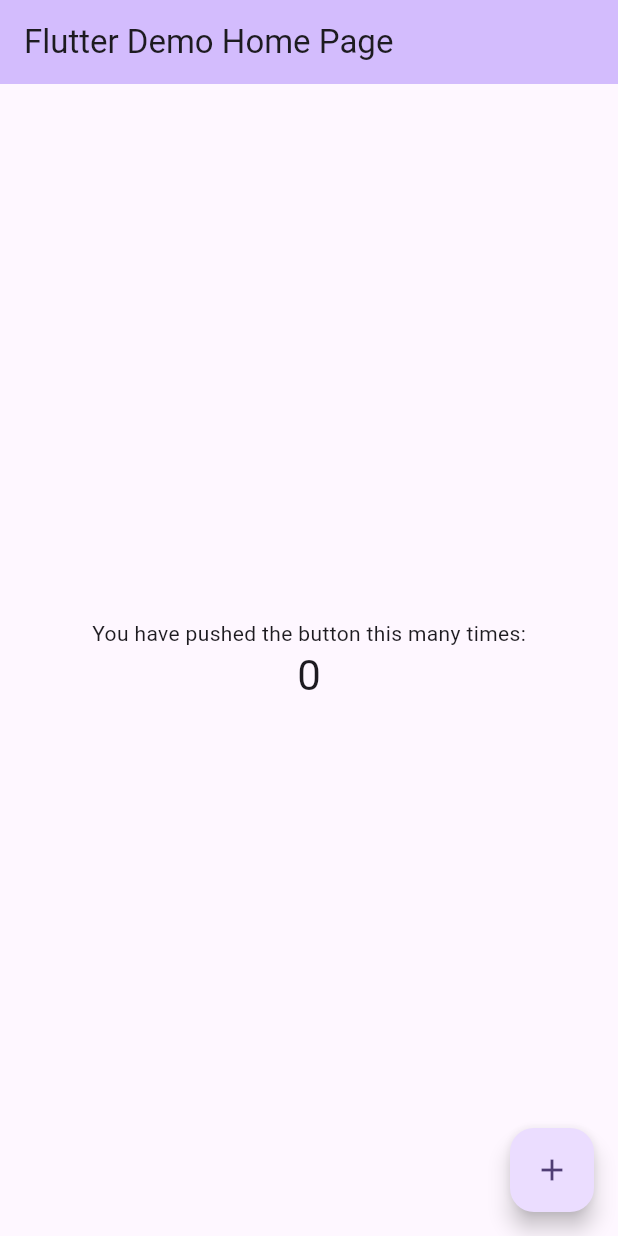
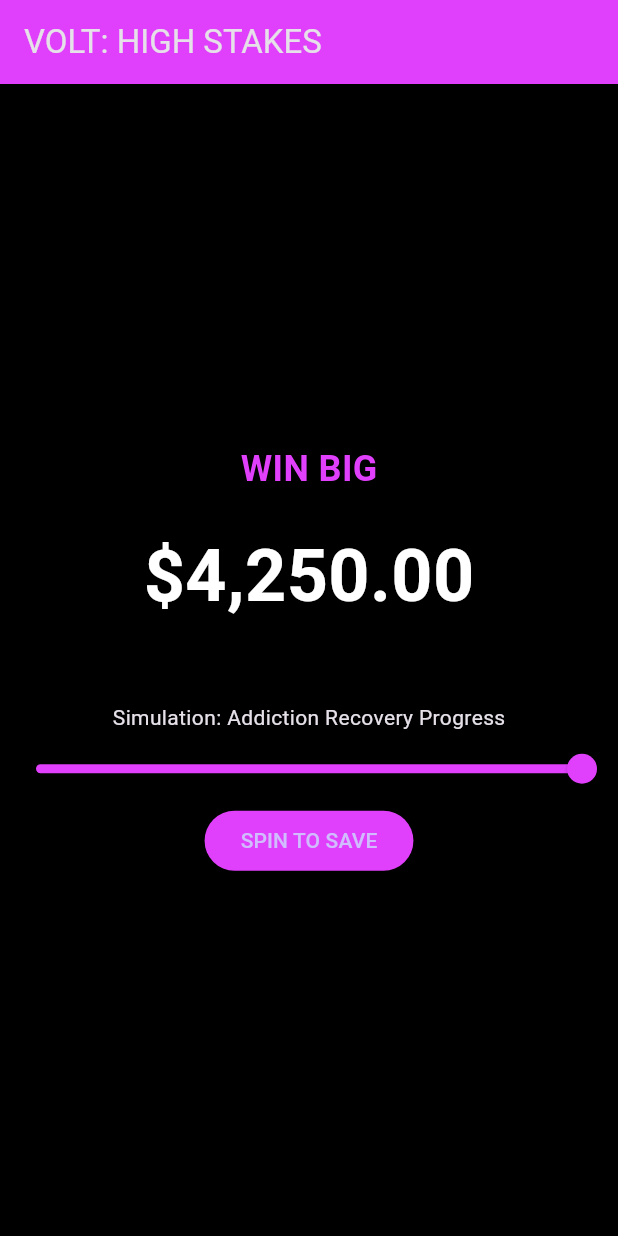
Before and after one commit to Nikash-S/Rainsave, a Flutter app: the screen it shows after launch, on a phone screen of 412 x 824 dp. Run offline on Flutter 3.47's test engine with Material 3 defaults, Android fonts, the phone set to English and light mode, and no system bars.

Commit message:
ui: Basic home page UI related to theme

```diff
--- a/rainsave/lib/main.dart
+++ b/rainsave/lib/main.dart
@@ -1,121 +1,75 @@
 import 'package:flutter/material.dart';
 
-void main() {
-  runApp(const MyApp());
-}
+void main() => runApp(const VoltApp());
 
-class MyApp extends StatelessWidget {
-  const MyApp({super.key});
+class VoltApp extends StatelessWidget {
+  const VoltApp({super.key});
 
-  // This widget is the root of your application.
   @override
   Widget build(BuildContext context) {
     return MaterialApp(
-      title: 'Flutter Demo',
-      theme: ThemeData(
-        // This is the theme of your application.
-        //
-        // TRY THIS: Try running your application with "flutter run". You'll see
-        // the application has a purple toolbar. Then, without quitting the app,
-        // try changing the seedColor in the colorScheme below to Colors.green
-        // and then invoke "hot reload" (save your changes or press the "hot
-        // reload" button in a Flutter-supported IDE, or press "r" if you used
-        // the command line to start the app).
-        //
-        // Notice that the counter didn't reset back to zero; the application
-        // state is not lost during the reload. To reset the state, use hot
-        // restart instead.
-        //
-        // This works for code too, not just values: Most code changes can be
-        // tested with just a hot reload.
-        colorScheme: .fromSeed(seedColor: Colors.deepPurple),
-      ),
-      home: const MyHomePage(title: 'Flutter Demo Home Page'),
+      debugShowCheckedModeBanner: false,
+      theme: ThemeData.dark(),
+      home: const Dashboard(),
     );
   }
 }
 
-class MyHomePage extends StatefulWidget {
-  const MyHomePage({super.key, required this.title});
-
-  // This widget is the home page of your application. It is stateful, meaning
-  // that it has a State object (defined below) that contains fields that affect
-  // how it looks.
-
-  // This class is the configuration for the state. It holds the values (in this
-  // case the title) provided by the parent (in this case the App widget) and
-  // used by the build method of the State. Fields in a Widget subclass are
-  // always marked "final".
-
-  final String title;
+class Dashboard extends StatefulWidget {
+  const Dashboard({super.key});
 
   @override
-  State<MyHomePage> createState() => _MyHomePageState();
+  State<Dashboard> createState() => _DashboardState();
 }
 
-class _MyHomePageState extends State<MyHomePage> {
-  int _counter = 0;
-
-  void _incrementCounter() {
-    setState(() {
-      // This call to setState tells the Flutter framework that something has
-      // changed in this State, which causes it to rerun the build method below
-      // so that the display can reflect the updated values. If we changed
-      // _counter without calling setState(), then the build method would not be
-      // called again, and so nothing would appear to happen.
-      _counter++;
-    });
-  }
+class _DashboardState extends State<Dashboard> {
+  // 1.0 = High Gambling UI, 0.0 = Pure Financial Zen UI
+  double dopamineLevel = 1.0;
 
   @override
   Widget build(BuildContext context) {
-    // This method is rerun every time setState is called, for instance as done
-    // by the _incrementCounter method above.
-    //
-    // The Flutter framework has been optimized to make rerunning build methods
-    // fast, so that you can just rebuild anything that needs updating rather
-    // than having to individually change instances of widgets.
+    // Dynamic Colors based on the 'Taper'
+    Color primaryColor = Color.lerp(Colors.blueGrey, Colors.purpleAccent, dopamineLevel)!;
+    Color bgColor = Color.lerp(Colors.black, const Color(0xFF1A1A1A), 1 - dopamineLevel)!;
+
     return Scaffold(
+      backgroundColor: bgColor,
       appBar: AppBar(
-        // TRY THIS: Try changing the color here to a specific color (to
-        // Colors.amber, perhaps?) and trigger a hot reload to see the AppBar
-        // change color while the other colors stay the same.
-        backgroundColor: Theme.of(context).colorScheme.inversePrimary,
-        // Here we take the value from the MyHomePage object that was created by
-        // the App.build method, and use it to set our appbar title.
-        title: Text(widget.title),
+        title: Text(dopamineLevel > 0.5 ? "VOLT: HIGH STAKES" : "Volt Finance"),
+        backgroundColor: primaryColor,
       ),
       body: Center(
-        // Center is a layout widget. It takes a single child and positions it
-        // in the middle of the parent.
         child: Column(
-          // Column is also a layout widget. It takes a list of children and
-          // arranges them vertically. By default, it sizes itself to fit its
-          // children horizontally, and tries to be as tall as its parent.
-          //
-          // Column has various properties to control how it sizes itself and
-          // how it positions its children. Here we use mainAxisAlignment to
-          // center the children vertically; the main axis here is the vertical
-          // axis because Columns are vertical (the cross axis would be
-          // horizontal).
-          //
-          // TRY THIS: Invoke "debug painting" (choose the "Toggle Debug Paint"
-          // action in the IDE, or press "p" in the console), to see the
-          // wireframe for each widget.
-          mainAxisAlignment: .center,
+          mainAxisAlignment: MainAxisAlignment.center,
           children: [
-            const Text('You have pushed the button this many times:'),
             Text(
-              '$_counter',
-              style: Theme.of(context).textTheme.headlineMedium,
+              dopamineLevel > 0.5 ? "WIN BIG" : "Total Net Worth",
+              style: TextStyle(fontSize: 24, color: primaryColor, fontWeight: FontWeight.bold),
             ),
+            const SizedBox(height: 20),
+            Text(
+              "\$4,250.00",
+              style: TextStyle(fontSize: 48, fontWeight: FontWeight.bold, color: Colors.white),
+            ),
+            const SizedBox(height: 50),
+
+            // The "Taper" Slider for the demo
+            Text("Simulation: Addiction Recovery Progress"),
+            Slider(
+              value: dopamineLevel,
+              onChanged: (val) => setState(() => dopamineLevel = val),
+              activeColor: primaryColor,
+            ),
+
+            ElevatedButton(
+              style: ElevatedButton.styleFrom(backgroundColor: primaryColor),
+              onPressed: () {
+                // Future: Logic for Loot Boxes or Savings
+              },
+              child: Text(dopamineLevel > 0.5 ? "SPIN TO SAVE" : "Deposit Funds"),
+            )
           ],
         ),
-      ),
-      floatingActionButton: FloatingActionButton(
-        onPressed: _incrementCounter,
-        tooltip: 'Increment',
-        child: const Icon(Icons.add),
       ),
     );
   }
```
Also changed, not shown: 1 other file.
